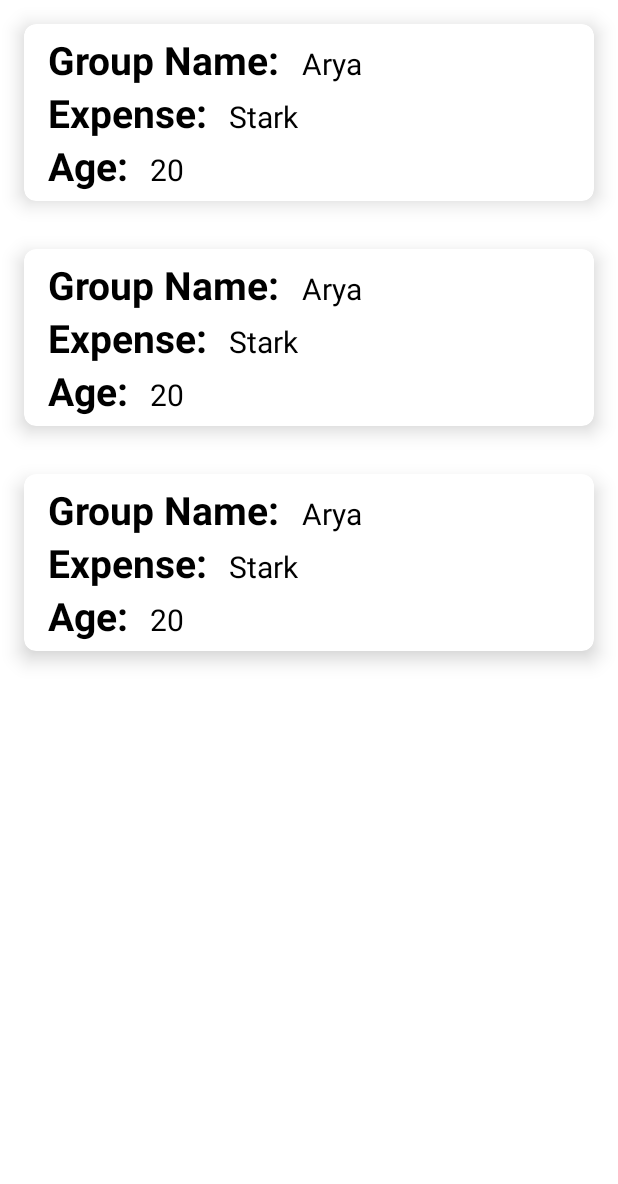
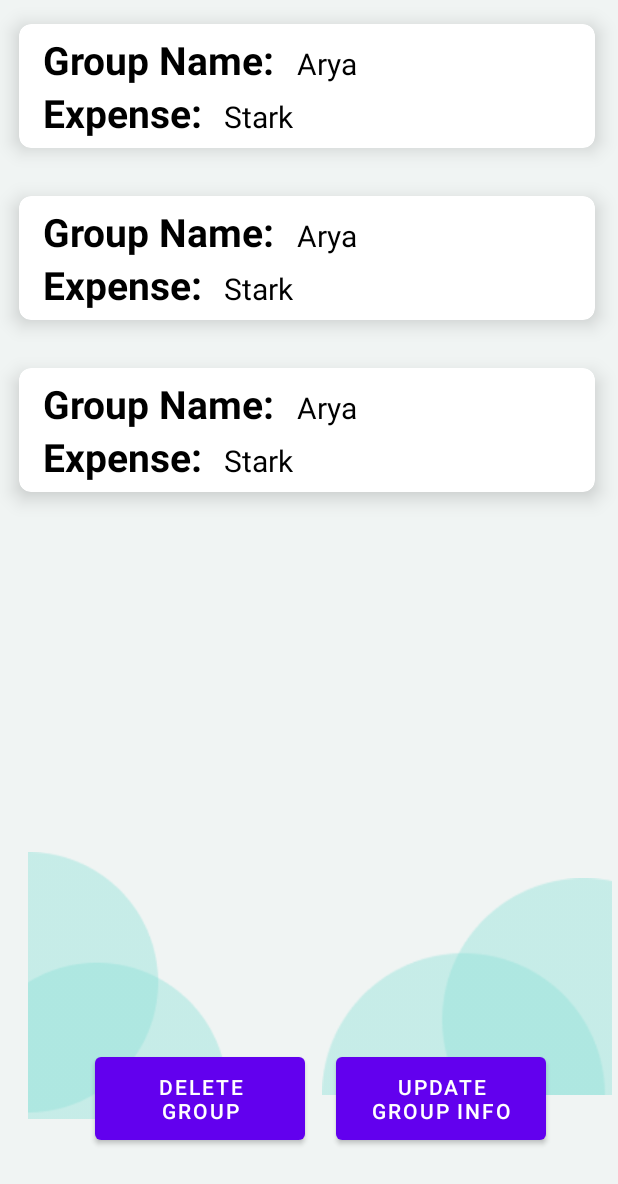
Before and after one commit to Rishikant24/ExpenseSharing, an Android app: the layout activity_group_list.xml on its own in the app's theme, with its tools: preview values and no code run, on a phone screen of 412 x 824 dp. Shown: the top 1184 px of the screen. Run offline under Robolectric (Android 15) with nearby library versions, the phone set to English and light mode, and no system bars.

```diff
--- a/app/build.gradle
+++ b/app/build.gradle
@@ -35,6 +35,7 @@ android {
     kotlinOptions {
         jvmTarget = '1.8'
     }
+
 }
 
 dependencies {
@@ -64,6 +65,8 @@ dependencies {
     implementation "androidx.lifecycle:lifecycle-viewmodel:$lifecycle_version"
     implementation "androidx.lifecycle:lifecycle-viewmodel-ktx:$lifecycle_version"
 
+    implementation 'com.google.android.material:material:<version>'
+
 
 
 }
--- a/app/src/main/java/com/example/expensesharing/MyAdapter.kt
+++ b/app/src/main/java/com/example/expensesharing/MyAdapter.kt
@@ -36,7 +36,7 @@ class MyAdapter(private val userList : ArrayList<GroupData>) : RecyclerView.Adap
 
         holder.firstName.text = currentitem.grp_Name
         holder.lastName.text = currentitem.grp_Expense
-        holder.age.text = currentitem.grpId
+        //holder.age.text = currentitem.grpId
 
     }
 
@@ -50,7 +50,7 @@ class MyAdapter(private val userList : ArrayList<GroupData>) : RecyclerView.Adap
 
         val firstName : TextView = itemView.findViewById(R.id.tvfirstName)
         val lastName : TextView = itemView.findViewById(R.id.tvlastName)
-        val age : TextView = itemView.findViewById(R.id.tvage)
+        //val age : TextView = itemView.findViewById(R.id.tvage)
 
         init{
             itemView.setOnClickListener(){
--- a/app/src/main/java/com/example/expensesharing/MyAdapter2.kt
+++ b/app/src/main/java/com/example/expensesharing/MyAdapter2.kt
@@ -8,7 +8,7 @@ import androidx.recyclerview.widget.RecyclerView
 
 class MyAdapter2(private val userList : ArrayList<MemberData>) : RecyclerView.Adapter<MyAdapter2.MyViewHolder>() {
 
-    private lateinit var mListener : onItemClickListener
+    private lateinit var mListener2 : onItemClickListener
 
     interface onItemClickListener{
         fun onItemClick(position: Int)
@@ -16,14 +16,14 @@ class MyAdapter2(private val userList : ArrayList<MemberData>) : RecyclerView.Ad
 
     fun setOnItemClickListener(listener: onItemClickListener)
     {
-        mListener = listener
+        mListener2 = listener
     }
     override fun onCreateViewHolder(parent: ViewGroup, viewType: Int): MyViewHolder {
 
         val itemView = LayoutInflater.from(parent.context).inflate(
             R.layout.activity_member_item,
             parent,false)
-        return MyViewHolder(itemView, mListener)
+        return MyViewHolder(itemView, mListener2)
 
     }
 
--- a/app/src/main/java/com/example/expensesharing/NewGroup.kt
+++ b/app/src/main/java/com/example/expensesharing/NewGroup.kt
@@ -52,7 +52,7 @@ class NewGroup : AppCompatActivity() {
 
         val group = GroupData(grpId, grp_Name, grp_Expense, user_ID)
 
-        dbRef.child(grpId).setValue(group)
+        dbRef.child(grp_Name).setValue(group)
             .addOnCompleteListener {
                 Toast.makeText(this, "Data inserted successfully", Toast.LENGTH_LONG).show()
 
--- a/app/src/main/res/layout/activity_group_item.xml
+++ b/app/src/main/res/layout/activity_group_item.xml
@@ -64,7 +64,7 @@
 
         </LinearLayout>
 
-        <LinearLayout
+       <!-- <LinearLayout
             android:layout_width="wrap_content"
             android:layout_height="wrap_content"
             android:layout_gravity="center_vertical"
@@ -87,7 +87,7 @@
                 android:textColor="@color/black"
                 android:textSize="20sp"/>
 
-        </LinearLayout>
+        </LinearLayout>-->
 
 
     </LinearLayout>
--- a/app/src/main/res/layout/activity_group_list.xml
+++ b/app/src/main/res/layout/activity_group_list.xml
@@ -4,19 +4,63 @@
     xmlns:tools="http://schemas.android.com/tools"
     android:layout_width="match_parent"
     android:layout_height="match_parent"
+    android:background="@color/background"
     tools:context=".Group_List">
 
     <androidx.recyclerview.widget.RecyclerView
         android:id="@+id/userList"
-        android:layout_width="match_parent"
-        android:layout_height="match_parent"
+        android:layout_width="416dp"
+        android:layout_height="584dp"
         app:layout_constraintBottom_toBottomOf="parent"
         app:layout_constraintEnd_toEndOf="parent"
+        app:layout_constraintHorizontal_bias="1.0"
         app:layout_constraintStart_toStartOf="parent"
         app:layout_constraintTop_toTopOf="parent"
-        tools:listitem="@layout/activity_group_item"/>
+        app:layout_constraintVertical_bias="0.0"
+        tools:listitem="@layout/activity_group_item" />
 
+    <Button
+        android:id="@+id/button1"
+        android:layout_width="140dp"
+        android:layout_height="67dp"
+        android:text="Delete Group"
+        app:layout_constraintBottom_toBottomOf="parent"
+        app:layout_constraintEnd_toEndOf="parent"
+        app:layout_constraintHorizontal_bias="0.233"
+        app:layout_constraintStart_toStartOf="parent"
+        app:layout_constraintTop_toTopOf="parent"
+        app:layout_constraintVertical_bias="0.923" />
 
+    <Button
+        android:id="@+id/button2"
+        android:layout_width="140dp"
+        android:layout_height="67dp"
+        android:text="Update Group Info"
+        app:layout_constraintBottom_toBottomOf="parent"
+        app:layout_constraintEnd_toEndOf="parent"
+        app:layout_constraintHorizontal_bias="0.824"
+        app:layout_constraintStart_toStartOf="parent"
+        app:layout_constraintTop_toTopOf="parent"
+        app:layout_constraintVertical_bias="0.923" />
+
+    <ImageView
+        android:id="@+id/imageView2"
+        android:layout_width="170dp"
+        android:layout_height="178dp"
+        android:layout_marginTop="568dp"
+        app:layout_constraintStart_toStartOf="parent"
+        app:layout_constraintTop_toTopOf="parent"
+        app:srcCompat="@drawable/shape2" />
+
+    <ImageView
+        android:id="@+id/imageView3"
+        android:layout_width="193dp"
+        android:layout_height="307dp"
+        android:layout_marginTop="504dp"
+        android:layout_marginEnd="4dp"
+        app:layout_constraintEnd_toEndOf="parent"
+        app:layout_constraintTop_toTopOf="parent"
+        app:srcCompat="@drawable/shape3" />
 
 
 </androidx.constraintlayout.widget.ConstraintLayout>
--- a/app/src/main/res/layout/activity_member_list.xml
+++ b/app/src/main/res/layout/activity_member_list.xml
@@ -8,12 +8,14 @@
 
     <androidx.recyclerview.widget.RecyclerView
         android:id="@+id/userList"
-        android:layout_width="407dp"
-        android:layout_height="734dp"
+        android:layout_width="390dp"
+        android:layout_height="655dp"
         app:layout_constraintBottom_toBottomOf="parent"
         app:layout_constraintEnd_toEndOf="parent"
+        app:layout_constraintHorizontal_bias="0.192"
         app:layout_constraintStart_toStartOf="parent"
         app:layout_constraintTop_toTopOf="parent"
+        app:layout_constraintVertical_bias="0.0"
         tools:listitem="@layout/activity_member_item">
 
 
--- a/app/src/main/res/values/colors.xml
+++ b/app/src/main/res/values/colors.xml
@@ -7,4 +7,5 @@
     <color name="teal_700">#FF018786</color>
     <color name="black">#FF000000</color>
     <color name="white">#FFFFFFFF</color>
+    <color name="background">#F0F4F3</color>
 </resources>
```
Also changed, not shown: app/src/main/AndroidManifest.xml (+14 -0 lines), app/src/main/java/com/example/expensesharing/DeleteGroup.kt (added, +51 -0 lines), app/src/main/java/com/example/expensesharing/Group_List.kt (+18 -2 lines), app/src/main/java/com/example/expensesharing/MemberList.kt (+17 -2 lines), app/src/main/java/com/example/expensesharing/UpdateGroup.kt (added, +55 -0 lines), app/src/main/res/drawable/input.xml (added, +25 -0 lines), app/src/main/res/layout/activity_delete_group.xml (added, +67 -0 lines), app/src/main/res/layout/activity_update_group.xml (added, +81 -0 lines), app/src/main/res/drawable/shape.png (added), app/src/main/res/drawable/shape2.png (added), app/src/main/res/drawable/shape3.png (added).
